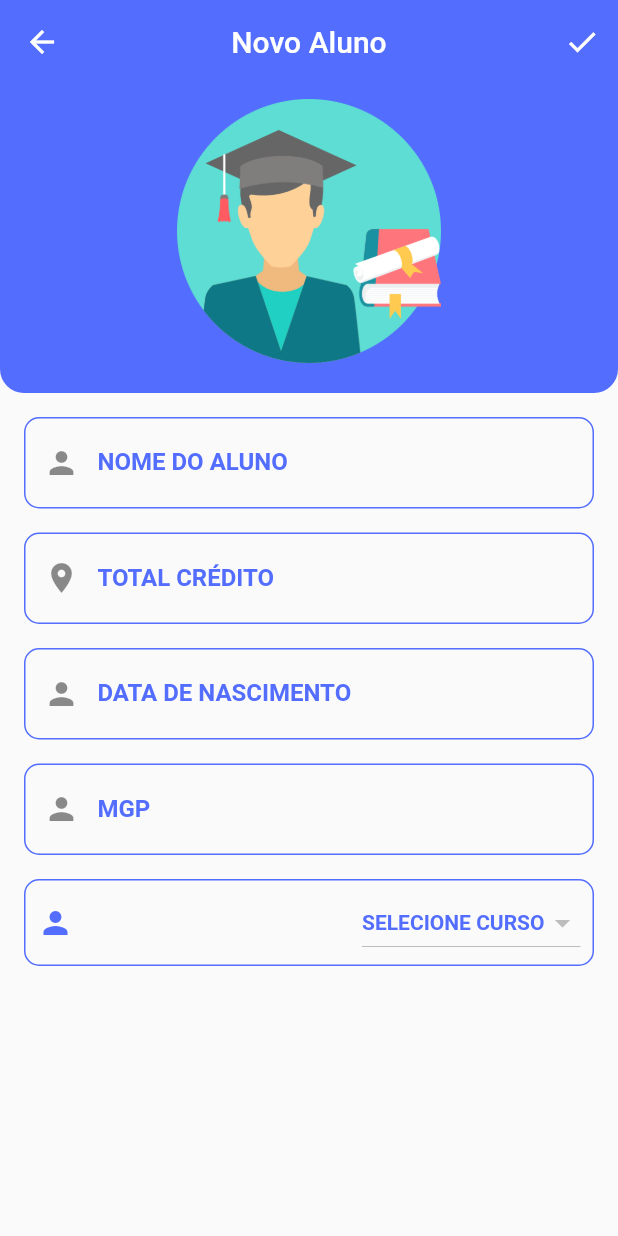
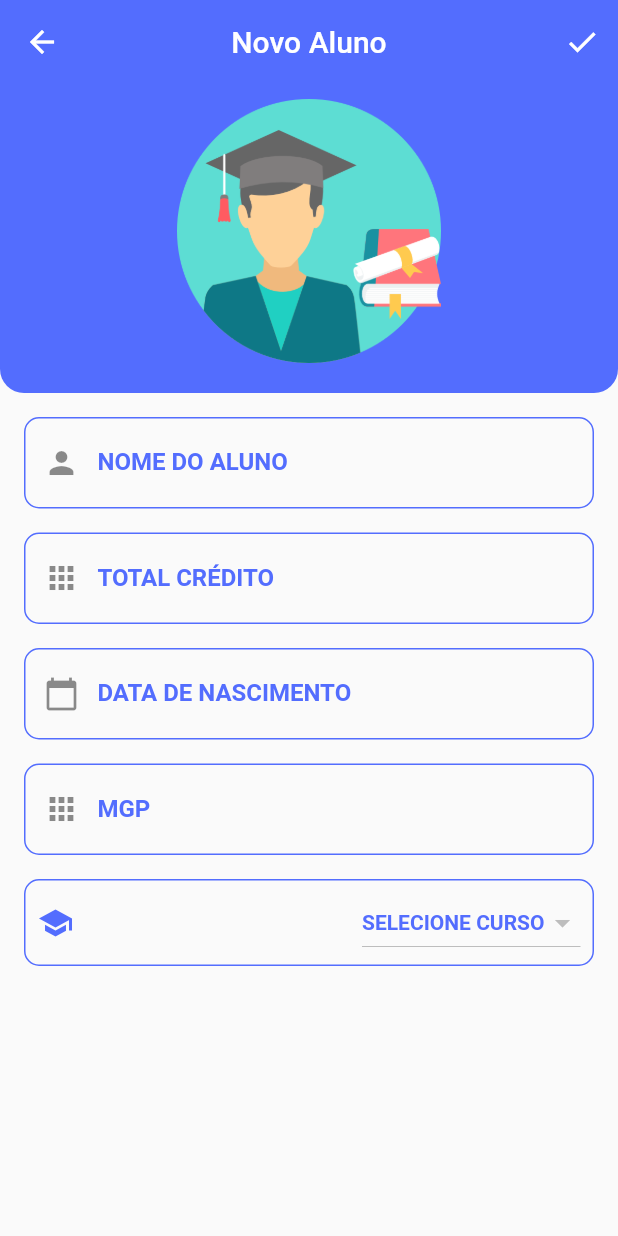
Before and after one commit to AgeuPaulo/magister_mobile, a Flutter app: the EditAluno screen opened directly, on a phone screen of 412 x 824 dp. Run offline on Flutter 3.47's test engine with Material 2 defaults, Android fonts, the phone set to English and light mode, and no system bars; our stand-ins replace sqflite; accounts and stored records are empty.

Commit message:
pequenas alterações no layout

```diff
--- a/lib/views/aluno/edit_aluno.dart
+++ b/lib/views/aluno/edit_aluno.dart
@@ -48,6 +48,7 @@ class _EditCursoState extends State<EditAluno> {
         mgp: double.parse(mgpController.text),
         idCurso: int.parse(idCursoController.text),
       ));
+      Navigator.pop(context);
       Navigator.pop(context);
     } else {
       await HelperAluno.getInstance().save(
@@ -110,17 +111,17 @@ class _EditCursoState extends State<EditAluno> {
                     formField(
                       totalCreditoController,
                       "total crédito",
-                      Icons.place,
+                      Icons.apps,
                       TextInputType.number,
                       Colors.indigoAccent,
                     ),
                     formField(dataController, "Data de nascimento",
-                        Icons.person, TextInputType.text, Colors.indigoAccent,
+                        Icons.calendar_today, TextInputType.text, Colors.indigoAccent,
                         initialValue: widget.edit ? widget.aluno.nome : "d"),
                     formField(
                       mgpController,
                       "MGP",
-                      Icons.person,
+                      Icons.apps,
                       TextInputType.number,
                       Colors.indigoAccent,
                     ),
@@ -149,7 +150,7 @@ class _EditCursoState extends State<EditAluno> {
                                       MainAxisAlignment.spaceBetween,
                                   children: <Widget>[
                                     Icon(
-                                      Icons.person,
+                                      Icons.school,
                                       color: Colors.indigoAccent,
                                     ),
                                     Theme(
--- a/lib/views/aluno/home_aluno.dart
+++ b/lib/views/aluno/home_aluno.dart
@@ -2,6 +2,7 @@ import 'package:flutter/material.dart';
 import 'package:magister_mobile/data/helpers/helperaluno.dart';
 import 'package:magister_mobile/data/models/aluno.dart';
 import 'package:magister_mobile/views/aluno/edit_aluno.dart';
+import 'package:magister_mobile/views/aluno/view_aluno.dart';
 
 class HomeAluno extends StatefulWidget {
   @override
@@ -49,8 +50,7 @@ class _HomeAlunoState extends State<HomeAluno> {
                       ),
                       onTap: () {
                         Navigator.of(context).push(MaterialPageRoute(
-                            builder: (context) => EditAluno(
-                                  true,
+                            builder: (context) => ViewAluno(
                                   aluno: item,
                                 )));
                       },
```
Also changed, not shown: lib/views/aluno/view_aluno.dart (added, +72 -0 lines).
